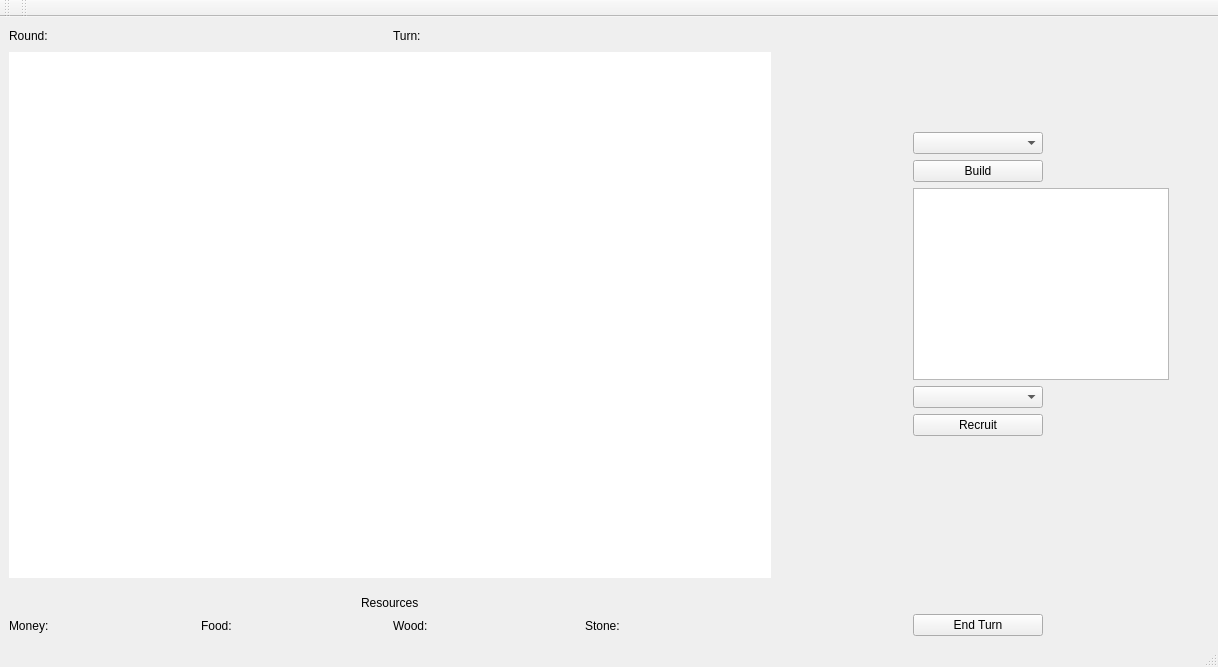
The window that Game/UI/mapwindow.ui (makipaa/School-Projects) describes before a commit, drawn with Qt 5.
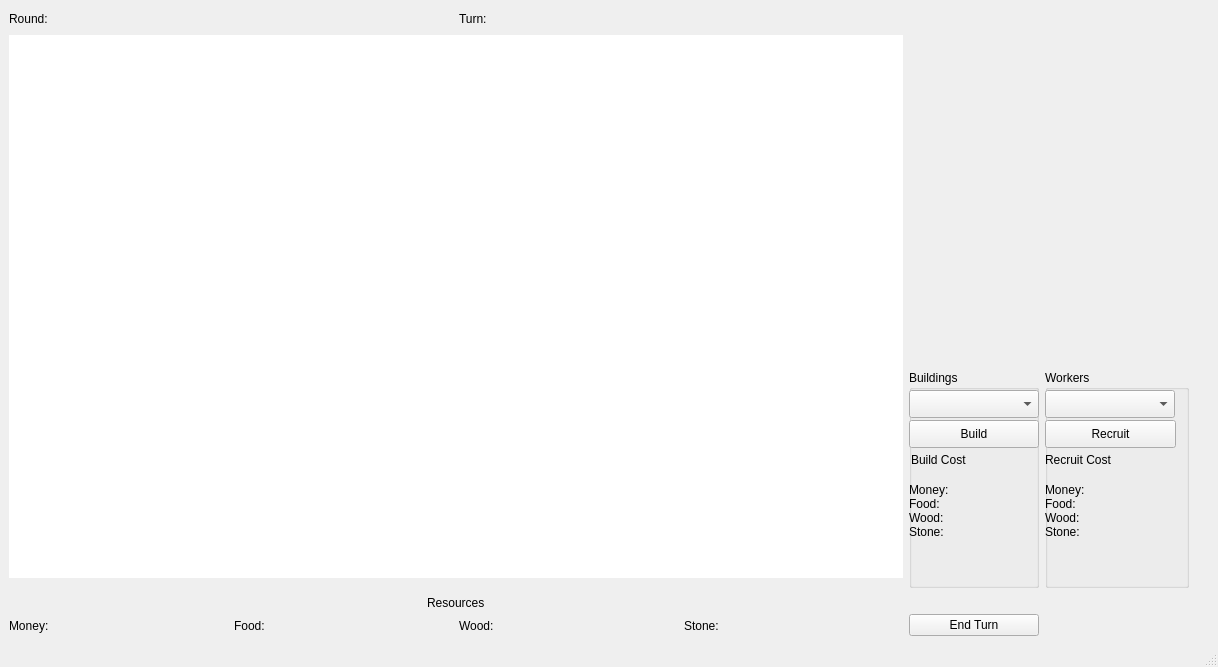
The same window after the commit.

Commit message: Shows building and worker info in ui

The edit to the form file:
```diff
--- a/Game/UI/mapwindow.ui
+++ b/Game/UI/mapwindow.ui
@@ -21,15 +21,10 @@
   </property>
   <widget class="QWidget" name="centralwidget">
    <layout class="QGridLayout" name="gridLayout_3">
-    <item row="0" column="1" rowspan="5">
-     <layout class="QGridLayout" name="gridLayout_2">
-      <item row="0" column="0">
-       <spacer name="verticalSpacer">
+    <item row="0" column="3">
+     <spacer name="horizontalSpacer">
         <property name="orientation">
-         <enum>Qt::Vertical</enum>
-        </property>
-        <property name="sizeType">
-         <enum>QSizePolicy::Fixed</enum>
+       <enum>Qt::Horizontal</enum>
         </property>
         <property name="sizeHint" stdset="0">
          <size>
@@ -39,124 +34,103 @@
         </property>
        </spacer>
       </item>
-      <item row="9" column="1" alignment="Qt::AlignLeft">
-       <widget class="QPushButton" name="endTurnPushButton">
+    <item row="1" column="0">
+     <widget class="QGraphicsView" name="graphicsView">
         <property name="sizePolicy">
-         <sizepolicy hsizetype="Fixed" vsizetype="Fixed">
-          <horstretch>0</horstretch>
-          <verstretch>0</verstretch>
+       <sizepolicy hsizetype="Preferred" vsizetype="Preferred">
+        <horstretch>1</horstretch>
+        <verstretch>1</verstretch>
          </sizepolicy>
         </property>
         <property name="minimumSize">
          <size>
-          <width>130</width>
-          <height>0</height>
-         </size>
-        </property>
-        <property name="text">
-         <string>End Turn</string>
-        </property>
-       </widget>
-      </item>
-      <item row="5" column="1" alignment="Qt::AlignLeft">
-       <widget class="QComboBox" name="recruitsComboBox">
+        <width>200</width>
+        <height>100</height>
+       </size>
+      </property>
+      <property name="maximumSize">
+       <size>
+        <width>999999</width>
+        <height>999999</height>
+       </size>
+      </property>
+      <property name="frameShape">
+       <enum>QFrame::NoFrame</enum>
+      </property>
+      <property name="lineWidth">
+       <number>0</number>
+      </property>
+     </widget>
+    </item>
+    <item row="0" column="0">
+     <layout class="QHBoxLayout" name="horizontalLayout_2">
+      <item>
+       <widget class="QLabel" name="roundLabel">
         <property name="sizePolicy">
-         <sizepolicy hsizetype="Fixed" vsizetype="Fixed">
+         <sizepolicy hsizetype="Expanding" vsizetype="Fixed">
           <horstretch>0</horstretch>
           <verstretch>0</verstretch>
          </sizepolicy>
         </property>
         <property name="minimumSize">
          <size>
-          <width>130</width>
-          <height>0</height>
+          <width>0</width>
+          <height>20</height>
          </size>
         </property>
-       </widget>
-      </item>
-      <item row="1" column="1">
-       <layout class="QVBoxLayout" name="verticalLayout_2"/>
-      </item>
-      <item row="1" column="0" rowspan="9" alignment="Qt::AlignLeft|Qt::AlignTop">
-       <widget class="QLabel" name="tileInfoLabel">
-        <property name="sizePolicy">
-         <sizepolicy hsizetype="Fixed" vsizetype="Fixed">
-          <horstretch>0</horstretch>
-          <verstretch>0</verstretch>
-         </sizepolicy>
-        </property>
-        <property name="minimumSize">
+        <property name="maximumSize">
          <size>
-          <width>130</width>
-          <height>200</height>
+          <width>219</width>
+          <height>16777215</height>
          </size>
         </property>
         <property name="text">
-         <string/>
+         <string>Round:</string>
         </property>
        </widget>
       </item>
-      <item row="2" column="1" alignment="Qt::AlignLeft">
-       <widget class="QComboBox" name="buildingsComboBox">
+      <item>
+       <widget class="QLabel" name="roundNumberLabel">
         <property name="sizePolicy">
-         <sizepolicy hsizetype="Fixed" vsizetype="Fixed">
+         <sizepolicy hsizetype="Expanding" vsizetype="Fixed">
           <horstretch>0</horstretch>
           <verstretch>0</verstretch>
          </sizepolicy>
         </property>
         <property name="minimumSize">
          <size>
-          <width>130</width>
-          <height>0</height>
+          <width>0</width>
+          <height>20</height>
          </size>
         </property>
-       </widget>
-      </item>
-      <item row="3" column="1" alignment="Qt::AlignLeft">
-       <widget class="QPushButton" name="buildPushButton">
-        <property name="sizePolicy">
-         <sizepolicy hsizetype="Fixed" vsizetype="Fixed">
-          <horstretch>0</horstretch>
-          <verstretch>0</verstretch>
-         </sizepolicy>
-        </property>
-        <property name="minimumSize">
-         <size>
-          <width>130</width>
-          <height>0</height>
-         </size>
-        </property>
         <property name="text">
-         <string>Build</string>
+         <string/>
         </property>
        </widget>
       </item>
-      <item row="6" column="1" alignment="Qt::AlignLeft">
-       <widget class="QPushButton" name="recruitPushButton">
+      <item>
+       <widget class="QLabel" name="turnLabel">
         <property name="sizePolicy">
-         <sizepolicy hsizetype="Fixed" vsizetype="Fixed">
+         <sizepolicy hsizetype="Expanding" vsizetype="Fixed">
           <horstretch>0</horstretch>
           <verstretch>0</verstretch>
          </sizepolicy>
         </property>
         <property name="minimumSize">
          <size>
-          <width>130</width>
-          <height>0</height>
+          <width>0</width>
+          <height>20</height>
          </size>
         </property>
         <property name="text">
-         <string>Recruit</string>
+         <string>Turn:</string>
         </property>
        </widget>
       </item>
-      <item row="4" column="1">
-       <widget class="QGraphicsView" name="buildingGraphicsView">
-        <property name="enabled">
-         <bool>true</bool>
-        </property>
+      <item>
+       <widget class="QLabel" name="turnNameLabel">
         <property name="sizePolicy">
-         <sizepolicy hsizetype="Fixed" vsizetype="Fixed">
+         <sizepolicy hsizetype="Expanding" vsizetype="Fixed">
           <horstretch>0</horstretch>
           <verstretch>0</verstretch>
          </sizepolicy>
@@ -164,7 +138,7 @@
         <property name="minimumSize">
          <size>
           <width>0</width>
-          <height>0</height>
+          <height>20</height>
          </size>
         </property>
        </widget>
@@ -340,132 +314,305 @@
       </item>
      </layout>
     </item>
-    <item row="0" column="0">
-     <layout class="QHBoxLayout" name="horizontalLayout_2">
-      <item>
-       <widget class="QLabel" name="roundLabel">
+    <item row="0" column="2" rowspan="5">
+     <layout class="QGridLayout" name="gridLayout_2">
+      <item row="4" column="0">
+       <widget class="QPushButton" name="endTurnPushButton">
         <property name="sizePolicy">
-         <sizepolicy hsizetype="Expanding" vsizetype="Fixed">
+         <sizepolicy hsizetype="Fixed" vsizetype="Fixed">
           <horstretch>0</horstretch>
           <verstretch>0</verstretch>
          </sizepolicy>
         </property>
         <property name="minimumSize">
          <size>
-          <width>0</width>
-          <height>20</height>
+          <width>130</width>
+          <height>0</height>
+         </size>
+        </property>
+        <property name="text">
+         <string>End Turn</string>
+        </property>
+       </widget>
+      </item>
+      <item row="0" column="0" colspan="2">
+       <layout class="QGridLayout" name="gridLayout_5">
+        <item row="2" column="0">
+         <widget class="QGroupBox" name="groupBox">
+          <property name="minimumSize">
+           <size>
+            <width>130</width>
+            <height>180</height>
          </size>
         </property>
         <property name="maximumSize">
          <size>
-          <width>219</width>
+            <width>130</width>
           <height>16777215</height>
          </size>
         </property>
-        <property name="text">
-         <string>Round:</string>
-        </property>
-       </widget>
-      </item>
-      <item>
-       <widget class="QLabel" name="roundNumberLabel">
+          <property name="title">
+           <string>Buildings</string>
+          </property>
+          <widget class="QComboBox" name="buildingsComboBox">
+           <property name="geometry">
+            <rect>
+             <x>0</x>
+             <y>20</y>
+             <width>130</width>
+             <height>28</height>
+            </rect>
+           </property>
+           <property name="sizePolicy">
+            <sizepolicy hsizetype="Fixed" vsizetype="Fixed">
+             <horstretch>0</horstretch>
+             <verstretch>0</verstretch>
+            </sizepolicy>
+           </property>
+           <property name="minimumSize">
+            <size>
+             <width>100</width>
+             <height>0</height>
+            </size>
+           </property>
+          </widget>
+          <widget class="QPushButton" name="buildPushButton">
+           <property name="geometry">
+            <rect>
+             <x>0</x>
+             <y>50</y>
+             <width>130</width>
+             <height>28</height>
+            </rect>
+           </property>
         <property name="sizePolicy">
-         <sizepolicy hsizetype="Expanding" vsizetype="Fixed">
+            <sizepolicy hsizetype="Fixed" vsizetype="Fixed">
           <horstretch>0</horstretch>
           <verstretch>0</verstretch>
          </sizepolicy>
         </property>
         <property name="minimumSize">
          <size>
-          <width>0</width>
-          <height>20</height>
+             <width>100</width>
+             <height>0</height>
          </size>
         </property>
         <property name="text">
+            <string>Build</string>
+           </property>
+          </widget>
+          <widget class="QLabel" name="BuildCostLabel">
+           <property name="geometry">
+            <rect>
+             <x>2</x>
+             <y>80</y>
+             <width>131</width>
+             <height>20</height>
+            </rect>
+           </property>
+           <property name="text">
+            <string>Build Cost</string>
+           </property>
+          </widget>
+          <widget class="QLabel" name="label">
+           <property name="geometry">
+            <rect>
+             <x>0</x>
+             <y>100</y>
+             <width>63</width>
+             <height>81</height>
+            </rect>
+           </property>
+           <property name="text">
+            <string>Money:
+Food:
+Wood:
+Stone:</string>
+           </property>
+          </widget>
+          <widget class="QLabel" name="BuildCostAmntLabel">
+           <property name="geometry">
+            <rect>
+             <x>60</x>
+             <y>100</y>
+             <width>63</width>
+             <height>81</height>
+            </rect>
+           </property>
+           <property name="text">
          <string/>
         </property>
        </widget>
-      </item>
-      <item>
-       <widget class="QLabel" name="turnLabel">
+         </widget>
+        </item>
+        <item row="2" column="1">
+         <widget class="QGroupBox" name="groupBox_2">
+          <property name="minimumSize">
+           <size>
+            <width>130</width>
+            <height>180</height>
+           </size>
+          </property>
+          <property name="title">
+           <string>Workers</string>
+          </property>
+          <widget class="QComboBox" name="recruitsComboBox">
+           <property name="geometry">
+            <rect>
+             <x>0</x>
+             <y>20</y>
+             <width>130</width>
+             <height>28</height>
+            </rect>
+           </property>
         <property name="sizePolicy">
-         <sizepolicy hsizetype="Expanding" vsizetype="Fixed">
+            <sizepolicy hsizetype="Fixed" vsizetype="Fixed">
           <horstretch>0</horstretch>
           <verstretch>0</verstretch>
          </sizepolicy>
         </property>
         <property name="minimumSize">
          <size>
-          <width>0</width>
-          <height>20</height>
-         </size>
-        </property>
-        <property name="text">
-         <string>Turn:</string>
-        </property>
-       </widget>
-      </item>
-      <item>
-       <widget class="QLabel" name="turnNameLabel">
+             <width>100</width>
+             <height>0</height>
+            </size>
+           </property>
+          </widget>
+          <widget class="QPushButton" name="recruitPushButton">
+           <property name="geometry">
+            <rect>
+             <x>0</x>
+             <y>50</y>
+             <width>131</width>
+             <height>28</height>
+            </rect>
+           </property>
         <property name="sizePolicy">
-         <sizepolicy hsizetype="Expanding" vsizetype="Fixed">
+            <sizepolicy hsizetype="Fixed" vsizetype="Fixed">
           <horstretch>0</horstretch>
           <verstretch>0</verstretch>
          </sizepolicy>
         </property>
         <property name="minimumSize">
          <size>
-          <width>0</width>
-          <height>20</height>
+             <width>100</width>
+             <height>0</height>
          </size>
         </property>
         <property name="text">
+            <string>Recruit</string>
+           </property>
+          </widget>
+          <widget class="QLabel" name="RecruitCostlabel">
+           <property name="geometry">
+            <rect>
+             <x>0</x>
+             <y>80</y>
+             <width>121</width>
+             <height>20</height>
+            </rect>
+           </property>
+           <property name="text">
+            <string>Recruit Cost</string>
+           </property>
+          </widget>
+          <widget class="QLabel" name="Recruitlabel">
+           <property name="geometry">
+            <rect>
+             <x>0</x>
+             <y>100</y>
+             <width>63</width>
+             <height>81</height>
+            </rect>
+           </property>
+           <property name="text">
+            <string>Money:
+Food:
+Wood:
+Stone:</string>
+           </property>
+          </widget>
+          <widget class="QLabel" name="RecruitCostAmntLabel">
+           <property name="geometry">
+            <rect>
+             <x>60</x>
+             <y>100</y>
+             <width>63</width>
+             <height>81</height>
+            </rect>
+           </property>
+           <property name="text">
          <string/>
         </property>
        </widget>
-      </item>
-     </layout>
-    </item>
-    <item row="1" column="0">
-     <widget class="QGraphicsView" name="graphicsView">
+         </widget>
+        </item>
+        <item row="0" column="0" colspan="2">
+         <widget class="QLabel" name="tileInfoLabel">
       <property name="sizePolicy">
        <sizepolicy hsizetype="Preferred" vsizetype="Preferred">
-        <horstretch>1</horstretch>
-        <verstretch>1</verstretch>
+            <horstretch>0</horstretch>
+            <verstretch>0</verstretch>
        </sizepolicy>
       </property>
       <property name="minimumSize">
        <size>
-        <width>200</width>
-        <height>100</height>
-       </size>
-      </property>
-      <property name="maximumSize">
+            <width>130</width>
+            <height>150</height>
+           </size>
+          </property>
+          <property name="text">
+           <string/>
+          </property>
+          <property name="alignment">
+           <set>Qt::AlignLeading|Qt::AlignLeft|Qt::AlignVCenter</set>
+          </property>
+         </widget>
+        </item>
+        <item row="1" column="0" colspan="2">
+         <widget class="QLabel" name="buildingInfoLabel">
+          <property name="sizePolicy">
+           <sizepolicy hsizetype="Minimum" vsizetype="Fixed">
+            <horstretch>0</horstretch>
+            <verstretch>0</verstretch>
+           </sizepolicy>
+          </property>
+          <property name="minimumSize">
        <size>
-        <width>999999</width>
-        <height>999999</height>
-       </size>
-      </property>
-      <property name="frameShape">
-       <enum>QFrame::NoFrame</enum>
-      </property>
-      <property name="lineWidth">
-       <number>0</number>
+            <width>160</width>
+            <height>130</height>
+           </size>
+          </property>
+          <property name="text">
+           <string/>
+          </property>
+          <property name="alignment">
+           <set>Qt::AlignCenter</set>
       </property>
      </widget>
     </item>
-    <item row="0" column="2">
-     <spacer name="horizontalSpacer">
-      <property name="orientation">
-       <enum>Qt::Horizontal</enum>
-      </property>
-      <property name="sizeHint" stdset="0">
+       </layout>
+      </item>
+      <item row="3" column="0" colspan="2">
+       <widget class="QLabel" name="gameInfoLabel">
+        <property name="sizePolicy">
+         <sizepolicy hsizetype="Preferred" vsizetype="Fixed">
+          <horstretch>0</horstretch>
+          <verstretch>0</verstretch>
+         </sizepolicy>
+        </property>
+        <property name="minimumSize">
        <size>
-        <width>40</width>
-        <height>20</height>
-       </size>
-      </property>
-     </spacer>
+          <width>280</width>
+          <height>0</height>
+         </size>
+        </property>
+        <property name="text">
+         <string/>
+        </property>
+       </widget>
+      </item>
+     </layout>
     </item>
    </layout>
   </widget>
@@ -480,28 +627,6 @@
    </property>
   </widget>
   <widget class="QStatusBar" name="statusbar"/>
-  <widget class="QToolBar" name="toolBar">
-   <property name="windowTitle">
-    <string>toolBar</string>
-   </property>
-   <attribute name="toolBarArea">
-    <enum>TopToolBarArea</enum>
-   </attribute>
-   <attribute name="toolBarBreak">
-    <bool>false</bool>
-   </attribute>
-  </widget>
-  <widget class="QToolBar" name="toolBar_2">
-   <property name="windowTitle">
-    <string>toolBar_2</string>
-   </property>
-   <attribute name="toolBarArea">
-    <enum>TopToolBarArea</enum>
-   </attribute>
-   <attribute name="toolBarBreak">
-    <bool>false</bool>
-   </attribute>
-  </widget>
  </widget>
  <resources/>
  <connections/>
```
Left out of the diff: 3 changed lines with no effect on the pictures. Lines whose indentation alone changed are shown as unchanged. The commit also changes 12 other files.
